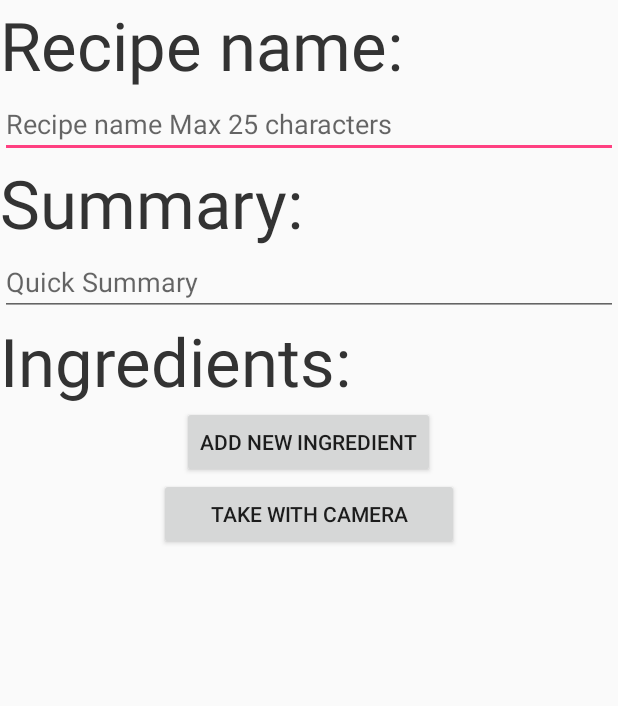
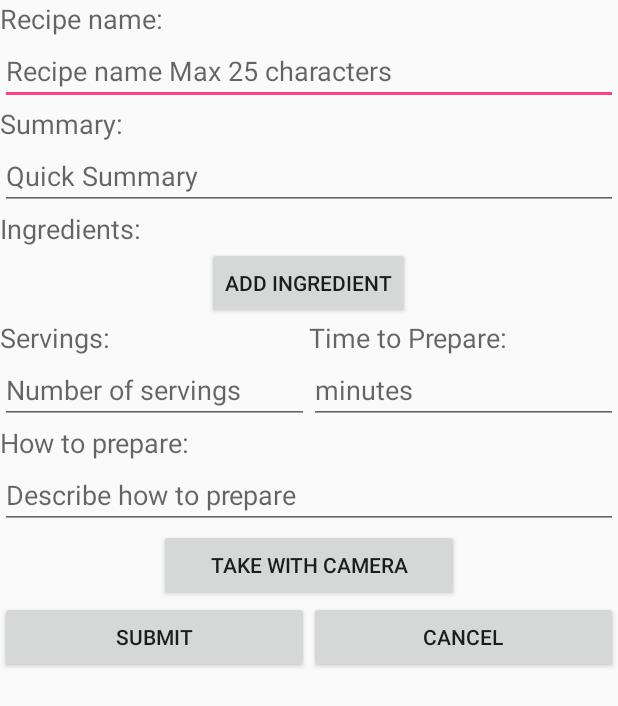
Before and after one commit to Telerik-Android/WhatRecipes, an Android app: the fragment AddNewRecipeFragment shown on its own in the app's theme, on a phone screen of 412 x 824 dp. Shown: the top 706 px of the screen. Run offline under Robolectric (Android 15) with nearby library versions, the phone set to English and light mode, and no system bars; our stand-ins replace ButterKnife, Dagger/Hilt's generated code, Firebase (no records; nobody signed in at launch, a user with empty details on screens opened directly); libraries missing offline, so code that uses them is left out: com.commonsware.cwac.

Commit message:
AddNewRecipeView more implementations

```diff
--- a/WhatRecipes/app/src/main/java/com/whatrecipes/whatrecipes/AppComponent.java
+++ b/WhatRecipes/app/src/main/java/com/whatrecipes/whatrecipes/AppComponent.java
@@ -13,7 +13,7 @@ import dagger.Component;
  * Created by dnt on 12.2.2017 г..
  */
 @Singleton
-@Component(modules = {AppModule.class, PresentationModule.class, ViewModule.class})
+@Component(modules = {AppModule.class, PresentationModule.class})
 public interface AppComponent {
     void inject(MainActivity activity);
     void inject(RecipesStackFragment fragment);
--- a/WhatRecipes/app/src/main/java/com/whatrecipes/whatrecipes/ViewModule.java
+++ /dev/null
@@ -1,36 +0,0 @@
-package com.whatrecipes.whatrecipes;
-
-import com.whatrecipes.whatrecipes.utils.CustomScope;
-
-import dagger.Module;
-import dagger.Provides;
-
-/**
- * Created by dnt on 14.2.2017 г..
- */
-@Module
-public class ViewModule {
-
-    //private IView.RecipeStackView mRecipeStackView;
-    private IView.AddNewRecipeView mAddNewRecipe;
-
-//    public ViewModule(IView.RecipeStackView mRecipeStackView){
-//        this.mRecipeStackView = mRecipeStackView;
-//    }
-
-    public ViewModule(IView.AddNewRecipeView mAddNewRecipe){
-        this.mAddNewRecipe = mAddNewRecipe;
-    }
-
-//    @Provides
-//    @CustomScope
-//    IView.RecipeStackView providesRecipeStackView() {
-//        return mRecipeStackView;
-//    }
-
-    @Provides
-    @CustomScope
-    IView.AddNewRecipeView providesAddNewRecipeView() {
-        return mAddNewRecipe;
-    }
-}
--- a/WhatRecipes/app/src/main/java/com/whatrecipes/whatrecipes/view/fragments/AddNewRecipeFragment.java
+++ b/WhatRecipes/app/src/main/java/com/whatrecipes/whatrecipes/view/fragments/AddNewRecipeFragment.java
@@ -1,21 +1,13 @@
 package com.whatrecipes.whatrecipes.view.fragments;
 
-import android.Manifest;
-import android.content.Context;
 import android.content.Intent;
-import android.content.pm.PackageManager;
 import android.graphics.Bitmap;
 import android.graphics.BitmapFactory;
-import android.graphics.drawable.BitmapDrawable;
-import android.graphics.drawable.Drawable;
 import android.net.Uri;
 import android.os.Build;
 import android.os.Bundle;
-import android.provider.MediaStore;
 import android.support.annotation.Nullable;
-import android.support.v4.app.ActivityCompat;
 import android.support.v4.app.Fragment;
-import android.support.v4.content.ContextCompat;
 import android.view.*;
 import android.view.View;
 import android.widget.Button;
@@ -23,33 +15,27 @@ import android.widget.EditText;
 import android.widget.ImageView;
 import android.widget.LinearLayout;
 import android.widget.TextView;
-import android.widget.Toast;
 
 import com.commonsware.cwac.cam2.CameraActivity;
 import com.commonsware.cwac.cam2.Facing;
 import com.commonsware.cwac.cam2.ZoomStyle;
 import com.whatrecipes.whatrecipes.App;
-import com.whatrecipes.whatrecipes.DaggerAppComponent;
 import com.whatrecipes.whatrecipes.IView;
 import com.whatrecipes.whatrecipes.R;
-import com.whatrecipes.whatrecipes.ViewModule;
 import com.whatrecipes.whatrecipes.presenters.AddNewRecipePresenter;
-import com.whatrecipes.whatrecipes.view.MainActivity;
+import com.whatrecipes.whatrecipes.presenters.Presenter;
+import com.whatrecipes.whatrecipes.utils.ActivityUtils;
 
 import java.io.File;
-import java.io.FileInputStream;
 import java.text.SimpleDateFormat;
 import java.util.ArrayList;
 import java.util.Date;
-import java.util.List;
 
 import javax.inject.Inject;
 
 import butterknife.BindView;
 import butterknife.ButterKnife;
 import butterknife.OnClick;
-
-import static com.whatrecipes.whatrecipes.R.id.container;
 
 /**
  * Created by dnt on 13.2.2017 г..
@@ -73,6 +59,12 @@ public class AddNewRecipeFragment extends Fragment implements IView.AddNewRecipe
     @BindView(R.id.add_ingredient_field_button)
     Button addIngredientFieldButton;
 
+    @BindView(R.id.submit_recipe)
+    Button submitButton;
+
+    @BindView(R.id.cancel_recipe)
+    Button cancelButton;
+
     @Inject
     AddNewRecipePresenter presenter;
 
@@ -91,6 +83,16 @@ public class AddNewRecipeFragment extends Fragment implements IView.AddNewRecipe
         presenter.setView(this);
 
         return view;
+    }
+
+    @OnClick(R.id.submit_recipe)
+    public void handleSubmitButtonClick(View v){
+        Integer b = 5;
+    }
+
+    @OnClick(R.id.cancel_recipe)
+    public void handleCancelButtonClick(){
+        ActivityUtils.replaceFragmentToActivity(getFragmentManager(),new RecipesStackFragment(),R.id.cardStackFragment);
     }
 
     @OnClick(R.id.camera_button)
--- a/WhatRecipes/app/src/main/res/layout/fragment_add_new_recipe.xml
+++ b/WhatRecipes/app/src/main/res/layout/fragment_add_new_recipe.xml
@@ -1,19 +1,20 @@
 <?xml version="1.0" encoding="utf-8"?>
-<ScrollView
-    xmlns:android="http://schemas.android.com/apk/res/android"
+<ScrollView xmlns:android="http://schemas.android.com/apk/res/android"
     android:layout_width="match_parent"
     android:layout_height="wrap_content">
+
     <LinearLayout
         android:layout_width="match_parent"
         android:layout_height="wrap_content"
-        android:orientation="vertical"
-        android:gravity="center">
+        android:gravity="center"
+        android:orientation="vertical">
 
         <TextView
             android:layout_width="match_parent"
             android:layout_height="wrap_content"
             android:text="@string/recipe_name_header"
-            android:textAppearance="@style/RecipeHugeFont"/>
+            android:textAppearance="@style/TextAppearance.AppCompat.Medium" />
+
         <EditText
             android:id="@+id/recipeTextTitle"
             android:layout_width="match_parent"
@@ -21,13 +22,14 @@
             android:hint="@string/hint_recipe_name"
             android:inputType="text"
             android:maxLength="25"
-            android:maxLines="1"/>
+            android:maxLines="1" />
 
         <TextView
             android:layout_width="match_parent"
             android:layout_height="wrap_content"
             android:text="@string/recipe_summary"
-            android:textAppearance="@style/RecipeHugeFont"/>
+            android:textAppearance="@style/TextAppearance.AppCompat.Medium" />
+
         <EditText
             android:id="@+id/recipeTextSummary"
             android:layout_width="match_parent"
@@ -40,14 +42,14 @@
             android:layout_width="match_parent"
             android:layout_height="wrap_content"
             android:text="@string/recipe_ingredients"
-            android:textAppearance="@style/RecipeHugeFont"/>
+            android:textAppearance="@style/TextAppearance.AppCompat.Medium" />
 
         <!-- LinearLayout holder for dynamically adding of Ingredient fields -->
         <LinearLayout
-            android:orientation="vertical"
             android:id="@+id/ingredient_framelayout"
             android:layout_width="match_parent"
-            android:layout_height="wrap_content">
+            android:layout_height="wrap_content"
+            android:orientation="vertical">
 
         </LinearLayout>
         <!-- End of LinearLayout holder for Ingredients -->
@@ -56,19 +58,107 @@
             android:id="@+id/add_ingredient_field_button"
             android:layout_width="wrap_content"
             android:layout_height="wrap_content"
-            android:text="Add new ingredient"/>
+            android:text="Add ingredient" />
+
+        <LinearLayout
+            android:id="@+id/timeToPrepare_NumberOfServings"
+            android:layout_width="match_parent"
+            android:layout_height="wrap_content"
+            android:orientation="horizontal">
+
+            <LinearLayout
+                android:layout_width="match_parent"
+                android:layout_height="wrap_content"
+                android:layout_weight="1"
+                android:orientation="vertical">
+
+                <TextView
+                    android:layout_width="match_parent"
+                    android:layout_height="wrap_content"
+                    android:text="@string/recipe_servings"
+                    android:textAppearance="@style/TextAppearance.AppCompat.Medium" />
+
+                <EditText
+                    android:id="@+id/recipeServings"
+                    android:layout_width="match_parent"
+                    android:layout_height="wrap_content"
+                    android:hint="@string/recipe_number_of_servings"
+                    android:inputType="text"
+                    android:maxLength="2"
+                    android:textAppearance="@style/RecipeSummaryFont" />
+
+            </LinearLayout>
+
+            <LinearLayout
+                android:layout_width="match_parent"
+                android:layout_height="wrap_content"
+                android:layout_weight="1"
+                android:orientation="vertical">
+
+                <TextView
+                    android:layout_width="match_parent"
+                    android:layout_height="wrap_content"
+                    android:text="@string/time_to_prepare"
+                    android:textAppearance="@style/TextAppearance.AppCompat.Medium" />
+
+                <EditText
+                    android:id="@+id/recipeCookingTime"
+                    android:layout_width="match_parent"
+                    android:layout_height="wrap_content"
+                    android:hint="@string/minutes"
+                    android:inputType="text"
+                    android:maxLength="4"
+                    android:textAppearance="@style/RecipeSummaryFont" />
+
+            </LinearLayout>
+        </LinearLayout>
+
+        <TextView
+            android:layout_width="match_parent"
+            android:layout_height="wrap_content"
+            android:text="@string/how_to_prepare"
+            android:textAppearance="@style/TextAppearance.AppCompat.Medium" />
+
+        <EditText
+            android:id="@+id/recipeHowToPrepare"
+            android:layout_width="match_parent"
+            android:layout_height="wrap_content"
+            android:hint="@string/describe_how_to_prepare"
+            android:inputType="textMultiLine"
+            android:textAppearance="@style/RecipeSummaryFont" />
 
 
         <ImageView
             android:id="@+id/image_view"
             android:layout_width="wrap_content"
-            android:layout_height="wrap_content"/>
+            android:layout_height="wrap_content" />
 
         <Button
             android:id="@+id/camera_button"
             android:layout_width="200dp"
             android:layout_height="wrap_content"
-            android:text="Take with camera"/>
+            android:text="Take with camera" />
+
+        <LinearLayout
+            android:orientation="horizontal"
+            android:layout_width="match_parent"
+            android:layout_height="wrap_content">
+
+            <Button
+                android:id="@+id/submit_recipe"
+                android:layout_width="200dp"
+                android:layout_height="wrap_content"
+                android:layout_weight="1"
+                android:text="Submit" />
+
+            <Button
+                android:id="@+id/cancel_recipe"
+                android:layout_width="200dp"
+                android:layout_height="wrap_content"
+                android:layout_weight="1"
+                android:text="Cancel" />
+
+        </LinearLayout>
 
 
     </LinearLayout>
--- a/WhatRecipes/app/src/main/res/values/strings.xml
+++ b/WhatRecipes/app/src/main/res/values/strings.xml
@@ -16,4 +16,10 @@
     <string name="recipe_summary">Summary:</string>
     <string name="recipe_quick_summary">Quick Summary</string>
     <string name="recipe_ingredients">Ingredients:</string>
+    <string name="recipe_servings">Servings:</string>
+    <string name="minutes">minutes</string>
+    <string name="time_to_prepare">Time to Prepare:</string>
+    <string name="recipe_number_of_servings">Number of servings</string>
+    <string name="how_to_prepare">How to prepare:</string>
+    <string name="describe_how_to_prepare">Describe how to prepare</string>
 </resources>
```
